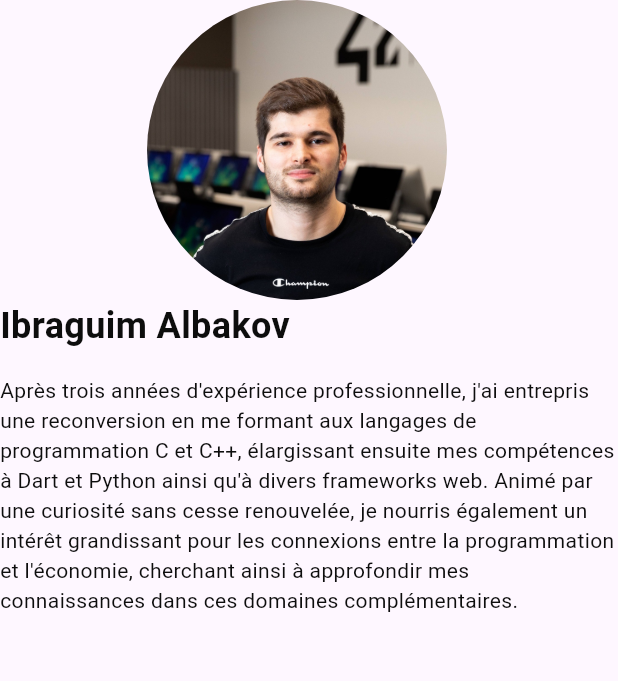
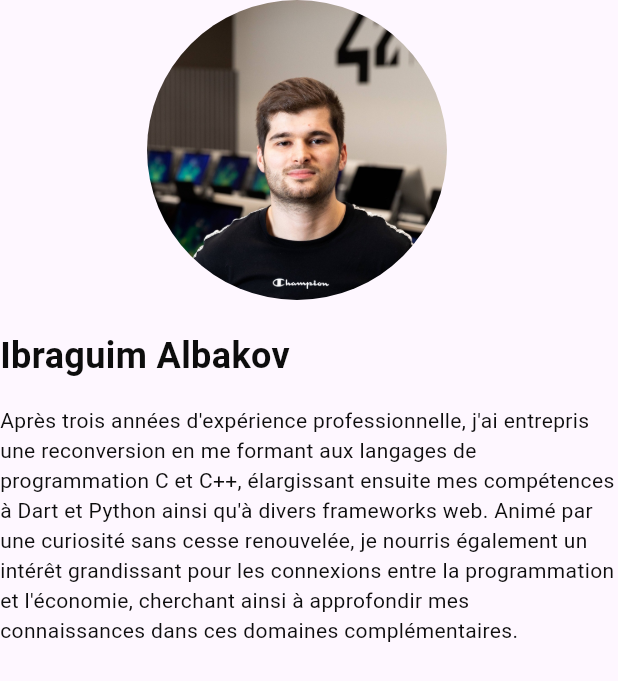
Before and after one commit to yhwachh/portfolio_app, a Flutter app: the ProfileComponent widget shown alone on an empty page, opened directly, on a phone screen of 412 x 824 dp. Shown: the top 681 px of the screen. Run offline on Flutter 3.47's test engine with Material 3 defaults, Android fonts, the phone set to English and light mode, and no system bars; our stand-ins replace auto_route, flutter_riverpod; missing offline and left inert: scroll_to_id; generated files the repository leaves out were written again.

Commit message:
[PRt-19] 💄added size box

```diff
--- a/lib/core/design_system/src/components/profile_component.dart
+++ b/lib/core/design_system/src/components/profile_component.dart
@@ -36,6 +36,7 @@ class ProfileComponent extends StatelessWidget {
                 return Column(
                   crossAxisAlignment: CrossAxisAlignment.start,
                   children: [
+                    if (constraints.maxWidth < 800) SizedBox(height: 20),
                     Text(title,
                         style: TextStyle(
                             color: theme.colors.textColor,
--- a/lib/views/pages/about_me_page.dart
+++ b/lib/views/pages/about_me_page.dart
@@ -1,3 +1,5 @@
+import 'dart:math';
+
 import 'package:auto_route/auto_route.dart';
 import 'package:flutter/material.dart';
 import 'package:portfolio_app/core/design_system/src/components/page_title.dart';
@@ -27,6 +29,7 @@ class AboutMePage extends StatelessWidget {
             title: locale.txt_about_me,
             crossAxisAlignment: CrossAxisAlignment.start,
           ),
+          SizedBox(height: 50),
           ProfileComponent(
             title: "Ibraguim Albakov",
             description:
--- a/lib/views/pages/projects_page.dart
+++ b/lib/views/pages/projects_page.dart
@@ -15,7 +15,7 @@ class ProjectsPage extends ConsumerWidget {
 
   @override
   Widget build(BuildContext context, WidgetRef ref) {
-     final theme = AppTheme.of(context);
+    final theme = AppTheme.of(context);
     final local = AppLocalizations.of(context)!;
     final screenSize = MediaQuery.of(context).size;
     final myDataAsyncValue = ref.watch(myDataProvider);
@@ -23,9 +23,10 @@ class ProjectsPage extends ConsumerWidget {
     return Column(
       children: [
         PageTitle(
-            title:local.txt_projects,
+            title: local.txt_projects,
             crossAxisAlignment: CrossAxisAlignment.end,
             alignment: Alignment.centerRight),
+        const SizedBox(height: 40),
         myDataAsyncValue.when(
           data: (data) {
             return Column(
```
